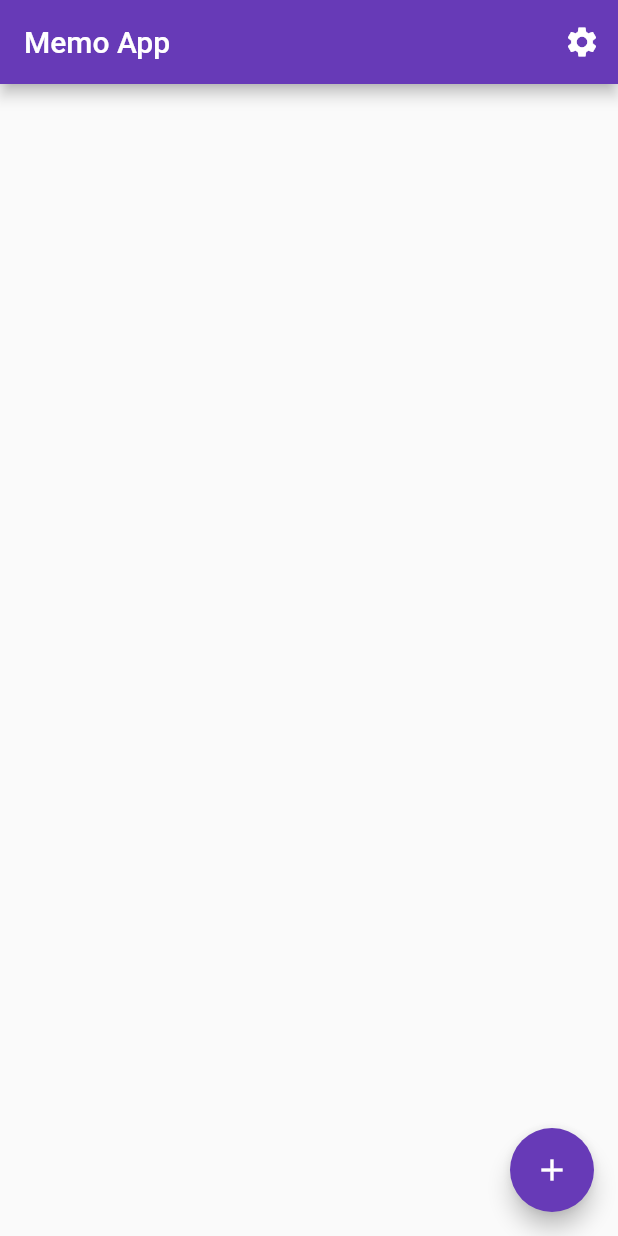
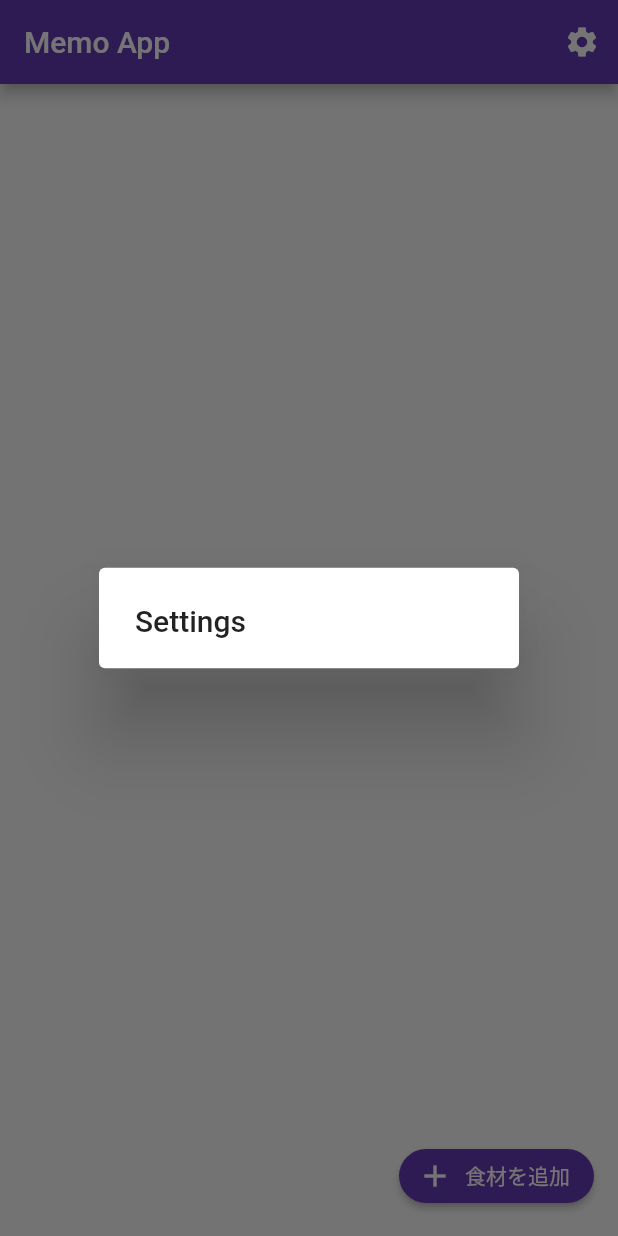
Before and after one commit to 3mako/flutter_application_1, a Flutter app: the screen it shows after launch, after a tap on the "settings" icon, on a phone screen of 412 x 824 dp. Run offline on Flutter 3.47's test engine with Material 2 defaults, Android fonts, the phone set to English and light mode, and no system bars; our stand-ins replace sqflite; accounts and stored records are empty.

Commit message:
途中経過

```diff
--- a/lib/main.dart
+++ b/lib/main.dart
@@ -8,7 +8,7 @@ class MemoApp extends StatelessWidget {
   @override
   Widget build(BuildContext context) {
     return MaterialApp(
-      title: 'Memo App',
+      title: '食品ロス',
       theme: ThemeData(
         primarySwatch: Colors.deepPurple,
         fontFamily: 'Roboto',
@@ -35,6 +35,7 @@ class _MemoListScreenState extends State<MemoListScreen> {
           IconButton(
             icon: Icon(Icons.settings),
             onPressed: () {
+              _showSettingsDialog();
               // メニューなどの設定画面に遷移する処理を追加
             },
           ),
@@ -92,12 +93,39 @@ class _MemoListScreenState extends State<MemoListScreen> {
           );
         },
       ),
-      floatingActionButton: FloatingActionButton(
+
+
+
+      floatingActionButton: ElevatedButton.icon(
         onPressed: () {
           _showAddMemoDialog(context);
         },
-        child: Icon(Icons.add),
+        icon: Icon(Icons.add),
+        label: Text("食材を追加"),
+        style: ElevatedButton.styleFrom(
+          shape: RoundedRectangleBorder(
+            borderRadius: BorderRadius.circular(20),
+          ),
+          primary: Colors.deepPurple,
+          onPrimary: Colors.white,
+        ),
+
       ),
+
+
+
+    );
+  }
+
+  void _showSettingsDialog(){
+    showDialog(
+      context: context,
+     builder: (BuildContext context) {
+      return AlertDialog(
+        title: Text("Settings"),
+
+      );
+    }
     );
   }
 
@@ -196,12 +224,20 @@ class _MemoDetailScreenState extends State<MemoDetailScreen> {
           },
         ),
       ),
+
+
+
       floatingActionButton: FloatingActionButton(
         onPressed: () {
           _saveMemo();
         },
         child: Icon(Icons.check),
       ),
+
+
+
+
+
     );
   }
 
```
